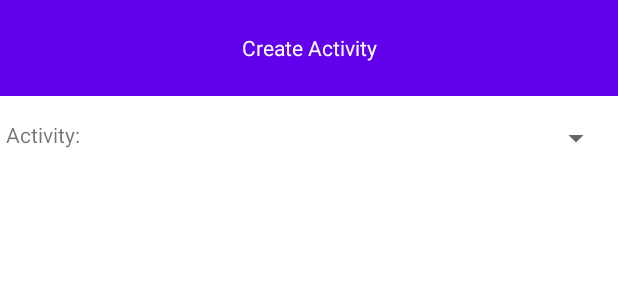
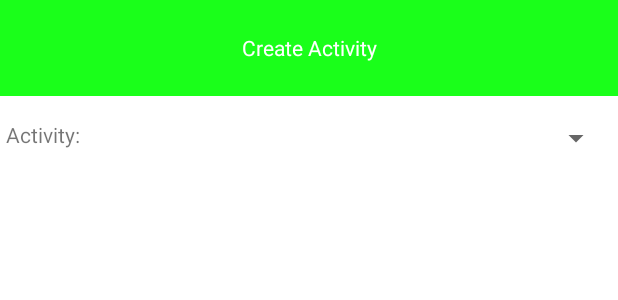
Before and after one commit to msc94/hackatum-2021, an Android app: the layout dialog_create.xml on its own in the app's theme, with its tools: preview values and no code run, on a phone screen of 412 x 824 dp. Shown: the top 300 px of the screen. Run offline under Robolectric (Android 15) with nearby library versions, the phone set to English and light mode, and no system bars.

Commit message:
Change color

```diff
--- a/app/src/main/res/layout/dialog_create.xml
+++ b/app/src/main/res/layout/dialog_create.xml
@@ -12,7 +12,7 @@
         android:text="Create Activity"
         android:gravity="center"
         android:scaleType="center"
-        android:background="@color/purple_500"
+        android:background="@color/green1"
         android:textColor="@color/white"
         android:contentDescription="@string/app_name" />
 
```
